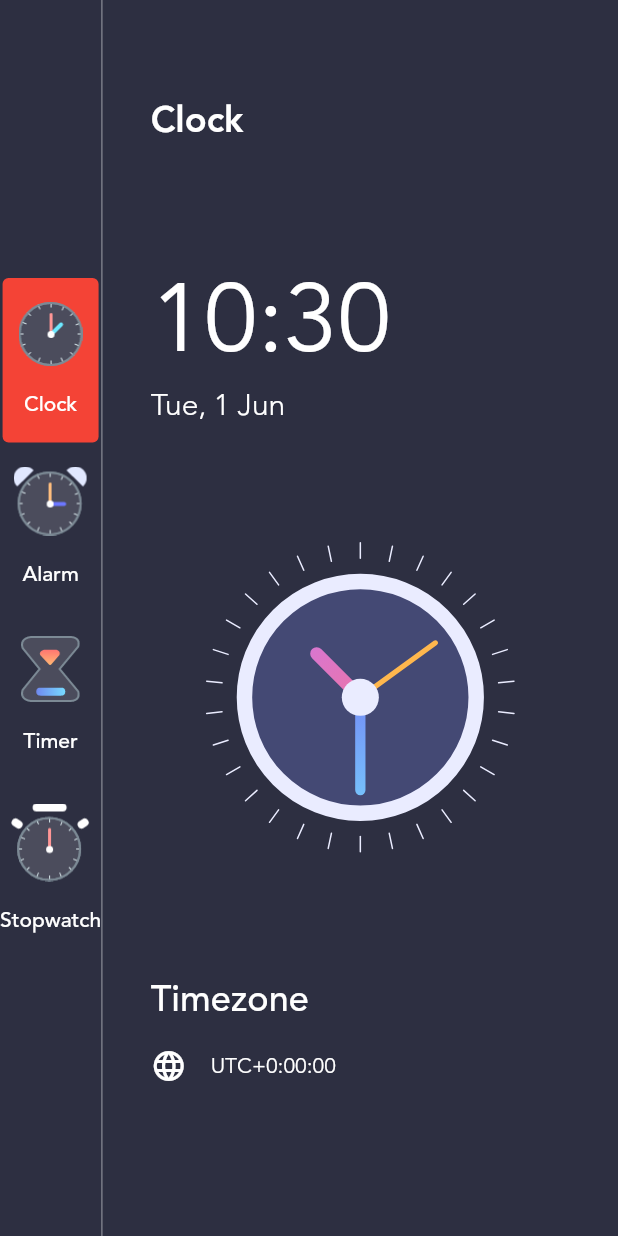
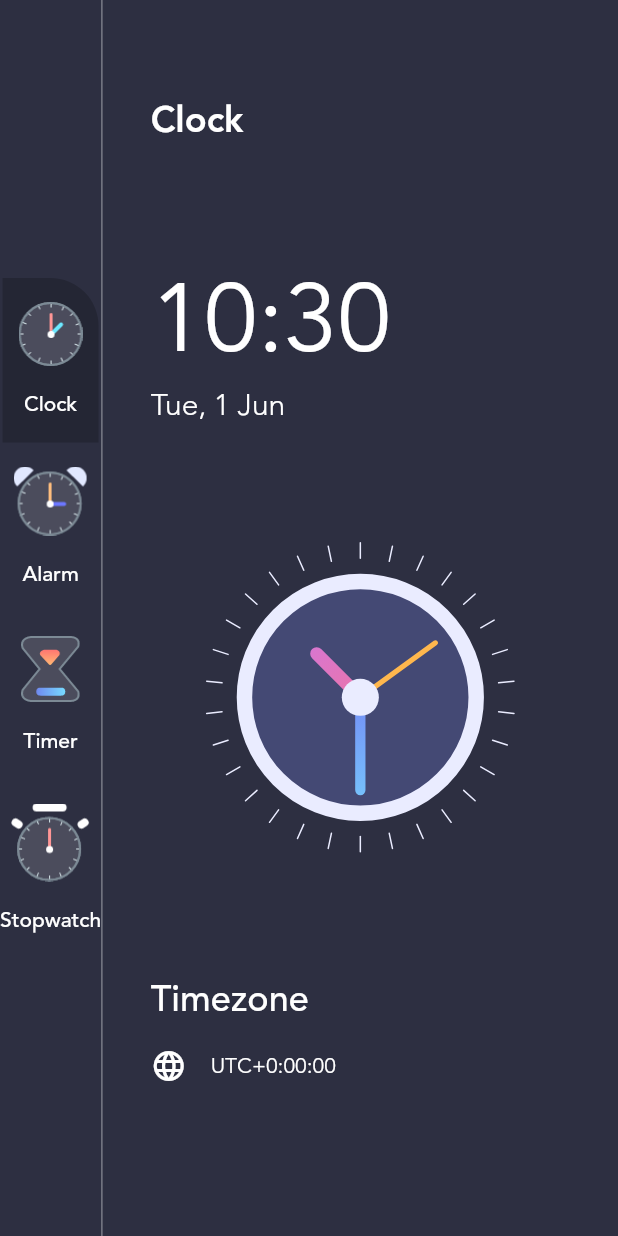
Before and after one commit to mhrjnamar/clockapp, a Flutter app: the screen it shows after launch, after a tap on "Clock", on a phone screen of 412 x 824 dp. Run offline on Flutter 3.47's test engine with Material 2 defaults, Android fonts, the phone set to English and light mode, and no system bars.

Commit message:
Provider Implement and used in menu

```diff
--- /dev/null
+++ b/lib/constants/theme_data.dart
@@ -0,0 +1,37 @@
+import 'package:flutter/material.dart';
+
+class CustomColors {
+  static Color primaryTextColor = Colors.white;
+  static Color dividerColor = Colors.white54;
+  static Color pageBackgroundColor = Color(0xFF2D2F41);
+  static Color menuBackgroundColor = Color(0xFF242634);
+
+  static Color clockBG = Color(0xFF444974);
+  static Color clockOutline = Color(0xFFEAECFF);
+  static Color secHandColor = Colors.orange.shade300;
+  static Color minHandStatColor = Color(0xFF748EF6);
+  static Color minHandEndColor = Color(0xFF77DDFF);
+  static Color hourHandStatColor = Color(0xFFC279FB);
+  static Color hourHandEndColor = Color(0xFFEA74AB);
+}
+
+class GradientColors {
+  final List<Color> colors;
+  GradientColors(this.colors);
+
+  static List<Color> sky = [Color(0xFF6448FE), Color(0xFF5FC6FF)];
+  static List<Color> sunset = [Color(0xFFFE6197), Color(0xFFFFB463)];
+  static List<Color> sea = [Color(0xFF61A3FE), Color(0xFF63FFD5)];
+  static List<Color> mango = [Color(0xFFFFA738), Color(0xFFFFE130)];
+  static List<Color> fire = [Color(0xFFFF5DCD), Color(0xFFFF8484)];
+}
+
+class GradientTemplate {
+  static List<GradientColors> gradientTemplate = [
+    GradientColors(GradientColors.sky),
+    GradientColors(GradientColors.sunset),
+    GradientColors(GradientColors.sea),
+    GradientColors(GradientColors.mango),
+    GradientColors(GradientColors.fire),
+  ];
+}
--- /dev/null
+++ b/lib/data.dart
@@ -0,0 +1,13 @@
+import 'package:clockapp/enums.dart';
+import 'package:clockapp/menu_info.dart';
+
+List<MenuInfo> menuItems = [
+  MenuInfo(MenuType.clock,
+      title: 'Clock', imageSource: 'assets/clock_icon.png'),
+  MenuInfo(MenuType.alarm,
+      title: 'Alarm', imageSource: 'assets/alarm_icon.png'),
+  MenuInfo(MenuType.timer,
+      title: 'Timer', imageSource: 'assets/timer_icon.png'),
+  MenuInfo(MenuType.stopwatch,
+      title: 'Stopwatch', imageSource: 'assets/stopwatch_icon.png'),
+];
--- /dev/null
+++ b/lib/enums.dart
@@ -0,0 +1 @@
+enum MenuType { clock, alarm, timer, stopwatch }
--- a/lib/homepage.dart
+++ /dev/null
@@ -1,164 +0,0 @@
-import 'package:clockapp/clock_view.dart';
-import 'package:flutter/material.dart';
-import 'package:intl/intl.dart';
-
-class HomePage extends StatefulWidget {
-  @override
-  _HomePageState createState() => _HomePageState();
-}
-
-class _HomePageState extends State<HomePage> {
-  @override
-  Widget build(BuildContext context) {
-    var now = DateTime.now();
-    var formattedTime = DateFormat('HH:mm').format(now);
-    var formattedDate = DateFormat('EEE, d MMM').format(now);
-    var timezoneString = now.timeZoneOffset.toString().split(".").first;
-    print(timezoneString);
-    var offsetSign = '';
-    if (!timezoneString.startsWith("-")) offsetSign = '+';
-    print(timezoneString);
-    return Scaffold(
-      backgroundColor: Color(0xFF2D2F41),
-      body: Row(
-        children: [
-          Column(
-            mainAxisAlignment: MainAxisAlignment.center,
-            children: [
-              buildMenuButton("Clock", 'assets/clock_icon.png'),
-              buildMenuButton("Alarm", 'assets/alarm_icon.png'),
-              buildMenuButton("Timer", 'assets/timer_icon.png'),
-              buildMenuButton("Stopwatch", 'assets/stopwatch_icon.png')
-            ],
-          ),
-          VerticalDivider(
-            color: Colors.white54,
-            width: 1,
-          ),
-          Expanded(
-            child: Container(
-              padding: EdgeInsets.symmetric(horizontal: 32, vertical: 64),
-              alignment: Alignment.center,
-              child: Column(
-                crossAxisAlignment: CrossAxisAlignment.start,
-                children: [
-                  Flexible(
-                    flex: 1,
-                    fit: FlexFit.tight,
-                    child: Text(
-                      "Clock",
-                      style: TextStyle(
-                          fontFamily: 'avenir',
-                          fontWeight: FontWeight.w700,
-                          color: Colors.white,
-                          fontSize: 24),
-                    ),
-                  ),
-                  SizedBox(
-                    height: 32,
-                  ),
-                  Flexible(
-                    flex: 2,
-                    fit: FlexFit.tight,
-                    child: Column(
-                      crossAxisAlignment: CrossAxisAlignment.start,
-                      children: [
-                        Text(
-                          formattedTime,
-                          style: TextStyle(
-                              fontFamily: 'avenir',
-                              color: Colors.white,
-                              fontSize: 64),
-                        ),
-                        Text(
-                          formattedDate,
-                          style: TextStyle(
-                              fontFamily: 'avenir',
-                              fontWeight: FontWeight.w300,
-                              color: Colors.white,
-                              fontSize: 20),
-                        ),
-                      ],
-                    ),
-                  ),
-                  Flexible(
-                      flex: 4,
-                      fit: FlexFit.tight,
-                      child: Align(
-                          alignment: Alignment.center,
-                          child: ClockView(
-                            size: MediaQuery.of(context).size.height / 4,
-                          ))),
-                  Flexible(
-                    flex: 2,
-                    fit: FlexFit.tight,
-                    child: Column(
-                      crossAxisAlignment: CrossAxisAlignment.start,
-                      mainAxisAlignment: MainAxisAlignment.center,
-                      children: [
-                        Text(
-                          'Timezone',
-                          style: TextStyle(
-                              fontWeight: FontWeight.w500,
-                              fontFamily: 'avenir',
-                              color: Colors.white,
-                              fontSize: 24),
-                        ),
-                        SizedBox(
-                          height: 16,
-                        ),
-                        Row(
-                          children: [
-                            Icon(
-                              Icons.language,
-                              color: Colors.white,
-                            ),
-                            SizedBox(
-                              width: 16,
-                            ),
-                            Text(
-                              'UTC' + offsetSign + timezoneString,
-                              style: TextStyle(
-                                  fontFamily: 'avenir',
-                                  color: Colors.white,
-                                  fontSize: 14),
-                            ),
-                          ],
-                        ),
-                      ],
-                    ),
-                  )
-                ],
-              ),
-            ),
-          ),
-        ],
-      ),
-    );
-  }
-
-  Widget buildMenuButton(String? title, String image) {
-    return TextButton(
-        style: ButtonStyle(
-          backgroundColor: MaterialStateColor.resolveWith(
-              (states) => title == "Clock" ? Colors.red : Colors.transparent),
-          padding:
-              MaterialStateProperty.all(EdgeInsets.symmetric(vertical: 16)),
-        ),
-        onPressed: () {},
-        child: Column(children: [
-          Image.asset(
-            image,
-            scale: 1.5,
-          ),
-          SizedBox(
-            height: 16,
-          ),
-          Text(
-            title ?? '',
-            style: TextStyle(
-                fontFamily: 'avenir', color: Colors.white, fontSize: 14),
-          ),
-        ]));
-  }
-}
--- a/lib/main.dart
+++ b/lib/main.dart
@@ -1,5 +1,8 @@
-import 'package:clockapp/homepage.dart';
+import 'package:clockapp/enums.dart';
+import 'package:clockapp/menu_info.dart';
+import 'package:clockapp/views/homepage.dart';
 import 'package:flutter/material.dart';
+import 'package:provider/provider.dart';
 
 void main() {
   runApp(MyApp());
@@ -10,42 +13,12 @@
   @override
   Widget build(BuildContext context) {
     return MaterialApp(
-      title: 'Flutter Demo',
       theme: ThemeData(
-        // This is the theme of your application.
-        //
-        // Try running your application with "flutter run". You'll see the
-        // application has a blue toolbar. Then, without quitting the app, try
-        // changing the primarySwatch below to Colors.green and then invoke
-        // "hot reload" (press "r" in the console where you ran "flutter run",
-        // or simply save your changes to "hot reload" in a Flutter IDE).
-        // Notice that the counter didn't reset back to zero; the application
-        // is not restarted.
-        primarySwatch: Colors.blue,
-      ),
-      home: MyHomePage(title: 'Flutter Demo Home Page'),
+          primarySwatch: Colors.blue,
+          visualDensity: VisualDensity.adaptivePlatformDensity),
+      home: ChangeNotifierProvider<MenuInfo>(
+          create: (BuildContext context) => MenuInfo(MenuType.clock),
+          child: HomePage()),
     );
   }
 }
-
-class MyHomePage extends StatefulWidget {
-  MyHomePage({Key? key, required this.title}) : super(key: key);
-
-  final String title;
-
-  @override
-  _MyHomePageState createState() => _MyHomePageState();
-}
-
-class _MyHomePageState extends State<MyHomePage> {
-  @override
-  Widget build(BuildContext context) {
-    return Scaffold(
-      body: Container(
-        alignment: Alignment.center,
-        color: Color(0xFF2D2F41),
-        child: HomePage(),
-      ),
-    );
-  }
-}
--- /dev/null
+++ b/lib/menu_info.dart
@@ -0,0 +1,17 @@
+import 'package:clockapp/enums.dart';
+import 'package:flutter/foundation.dart';
+
+class MenuInfo extends ChangeNotifier {
+  MenuType menuType;
+  String? title;
+  String? imageSource;
+
+  MenuInfo(this.menuType, {this.title, this.imageSource});
+
+  updateMenu(MenuInfo menuInfo) {
+    this.menuType = menuInfo.menuType;
+    this.title = menuInfo.title;
+    this.imageSource = menuInfo.imageSource;
+    notifyListeners();
+  }
+}
--- /dev/null
+++ b/lib/views/homepage.dart
@@ -0,0 +1,184 @@
+import 'package:clockapp/constants/theme_data.dart';
+import 'package:clockapp/data.dart';
+import 'package:clockapp/enums.dart';
+import 'package:clockapp/menu_info.dart';
+import 'package:clockapp/views/clock_view.dart';
+import 'package:flutter/material.dart';
+import 'package:intl/intl.dart';
+import 'package:provider/provider.dart';
+
+class HomePage extends StatefulWidget {
+  @override
+  _HomePageState createState() => _HomePageState();
+}
+
+class _HomePageState extends State<HomePage> {
+  @override
+  Widget build(BuildContext context) {
+    var now = DateTime.now();
+    var formattedTime = DateFormat('HH:mm').format(now);
+    var formattedDate = DateFormat('EEE, d MMM').format(now);
+    var timezoneString = now.timeZoneOffset.toString().split(".").first;
+    print(timezoneString);
+    var offsetSign = '';
+    if (!timezoneString.startsWith("-")) offsetSign = '+';
+    print(timezoneString);
+    return Scaffold(
+      backgroundColor: Color(0xFF2D2F41),
+      body: Row(
+        children: [
+          Column(
+            mainAxisAlignment: MainAxisAlignment.center,
+            children: menuItems
+                .map((currentMenuInfo) => buildMenuButton(currentMenuInfo))
+                .toList(),
+          ),
+          VerticalDivider(
+            color: Colors.white54,
+            width: 1,
+          ),
+          Expanded(
+            child: Consumer<MenuInfo>(
+              builder: (context, value, child) {
+                if (value.menuType == MenuType.clock)
+                  return Container(
+                    padding: EdgeInsets.symmetric(horizontal: 32, vertical: 64),
+                    alignment: Alignment.center,
+                    child: Column(
+                      crossAxisAlignment: CrossAxisAlignment.start,
+                      children: [
+                        Flexible(
+                          flex: 1,
+                          fit: FlexFit.tight,
+                          child: Text(
+                            "Clock",
+                            style: TextStyle(
+                                fontFamily: 'avenir',
+                                fontWeight: FontWeight.w700,
+                                color: Colors.white,
+                                fontSize: 24),
+                          ),
+                        ),
+                        SizedBox(
+                          height: 32,
+                        ),
+                        Flexible(
+                          flex: 2,
+                          fit: FlexFit.tight,
+                          child: Column(
+                            crossAxisAlignment: CrossAxisAlignment.start,
+                            children: [
+                              Text(
+                                formattedTime,
+                                style: TextStyle(
+                                    fontFamily: 'avenir',
+                                    color: Colors.white,
+                                    fontSize: 64),
+                              ),
+                              Text(
+                                formattedDate,
+                                style: TextStyle(
+                                    fontFamily: 'avenir',
+                                    fontWeight: FontWeight.w300,
+                                    color: Colors.white,
+                                    fontSize: 20),
+                              ),
+                            ],
+                          ),
+                        ),
+                        Flexible(
+                            flex: 4,
+                            fit: FlexFit.tight,
+                            child: Align(
+                                alignment: Alignment.center,
+                                child: ClockView(
+                                  size: MediaQuery.of(context).size.height / 4,
+                                ))),
+                        Flexible(
+                          flex: 2,
+                          fit: FlexFit.tight,
+                          child: Column(
+                            crossAxisAlignment: CrossAxisAlignment.start,
+                            mainAxisAlignment: MainAxisAlignment.center,
+                            children: [
+                              Text(
+                                'Timezone',
+                                style: TextStyle(
+                                    fontWeight: FontWeight.w500,
+                                    fontFamily: 'avenir',
+                                    color: Colors.white,
+                                    fontSize: 24),
+                              ),
+                              SizedBox(
+                                height: 16,
+                              ),
+                              Row(
+                                children: [
+                                  Icon(
+                                    Icons.language,
+                                    color: Colors.white,
+                                  ),
+                                  SizedBox(
+                                    width: 16,
+                                  ),
+                                  Text(
+                                    'UTC' + offsetSign + timezoneString,
+                                    style: TextStyle(
+                                        fontFamily: 'avenir',
+                                        color: Colors.white,
+                                        fontSize: 14),
+                                  ),
+                                ],
+                              ),
+                            ],
+                          ),
+                        )
+                      ],
+                    ),
+                  );
+                return Container();
+              },
+            ),
+          ),
+        ],
+      ),
+    );
+  }
+
+  Widget buildMenuButton(MenuInfo currentMenuInfo) {
+    return Consumer<MenuInfo>(
+      builder: (context, value, child) {
+        return TextButton(
+            style: ButtonStyle(
+              shape: MaterialStateProperty.all(RoundedRectangleBorder(
+                  borderRadius:
+                      BorderRadius.only(topRight: Radius.circular(32)))),
+              backgroundColor: MaterialStateColor.resolveWith((states) =>
+                  currentMenuInfo.menuType == value.menuType
+                      ? CustomColors.menuBackgroundColor
+                      : Colors.transparent),
+              padding:
+                  MaterialStateProperty.all(EdgeInsets.symmetric(vertical: 16)),
+            ),
+            onPressed: () {
+              var menuInfo = Provider.of<MenuInfo>(context, listen: false);
+              menuInfo.updateMenu(currentMenuInfo);
+            },
+            child: Column(children: [
+              Image.asset(
+                currentMenuInfo.imageSource!,
+                scale: 1.5,
+              ),
+              SizedBox(
+                height: 16,
+              ),
+              Text(
+                currentMenuInfo.title ?? '',
+                style: TextStyle(
+                    fontFamily: 'avenir', color: Colors.white, fontSize: 14),
+              ),
+            ]));
+      },
+    );
+  }
+}
--- a/pubspec.yaml
+++ b/pubspec.yaml
@@ -22,6 +22,7 @@
 
 dependencies:
   intl: any
+  provider: any
   flutter:
     sdk: flutter
 
```
Also changed, not shown: lib/views/clock_view.dart (renamed from lib/clock_view.dart), pubspec.lock.
